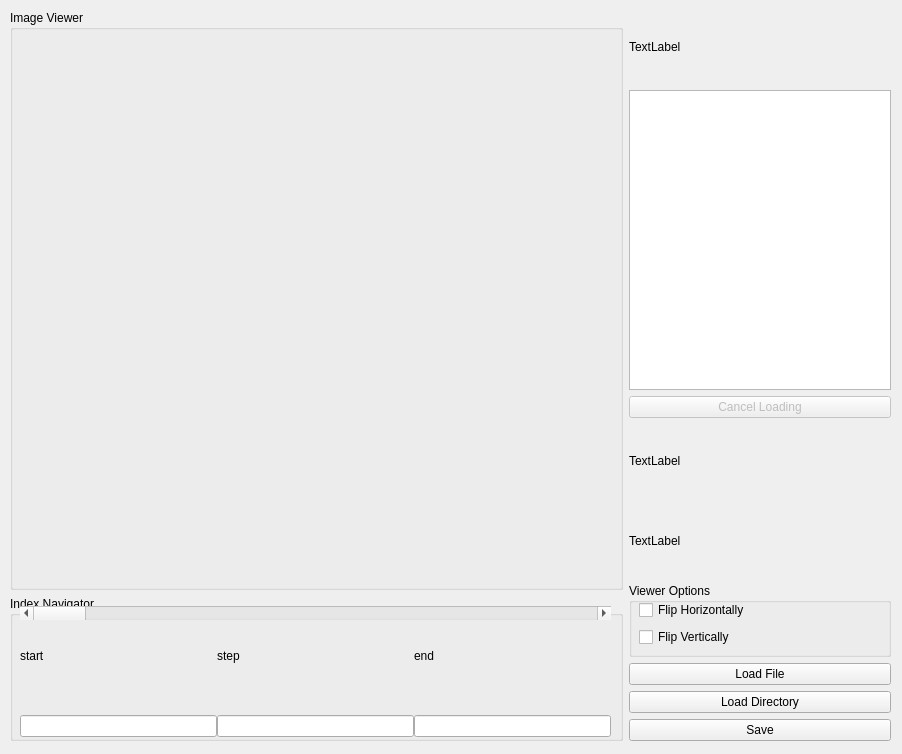
Old version of the form tif_reader_v0.ui in the repository jaeunkim/tif-reader.
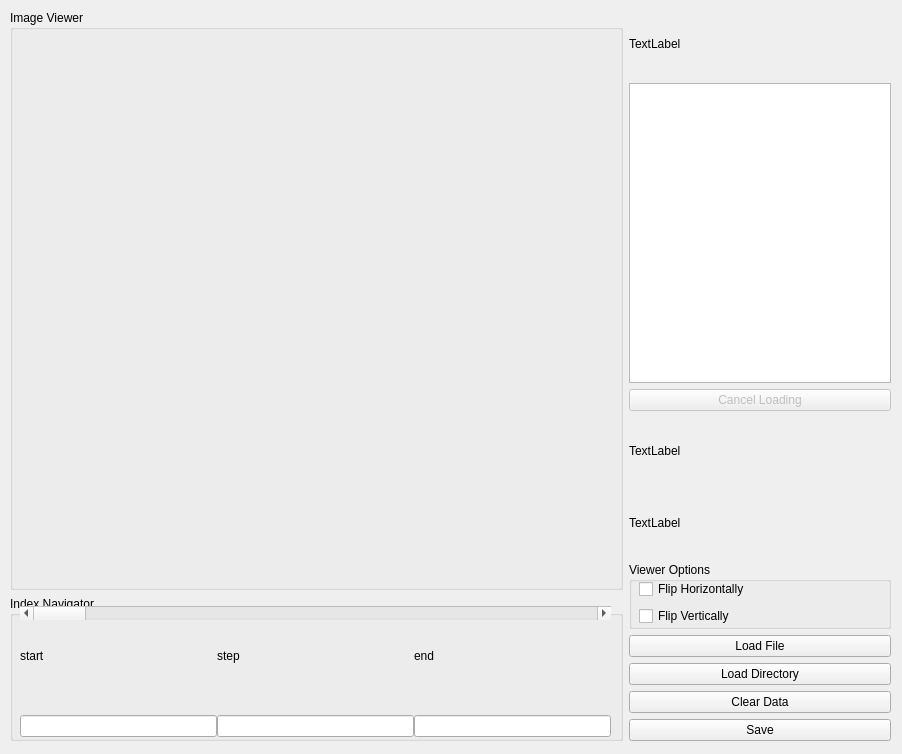
New version of the form.

Commit message: added run to LoaderThread

Patch:
```diff
--- a/tif_reader_v0.ui
+++ b/tif_reader_v0.ui
@@ -199,6 +199,13 @@
         </property>
        </widget>
       </item>
+      <item>
+       <widget class="QPushButton" name="clear_data_btn">
+        <property name="text">
+         <string>Clear Data</string>
+        </property>
+       </widget>
+      </item>
       <item>
        <widget class="QPushButton" name="save_btn">
         <property name="text">
```
The commit also changes 1 other file.
